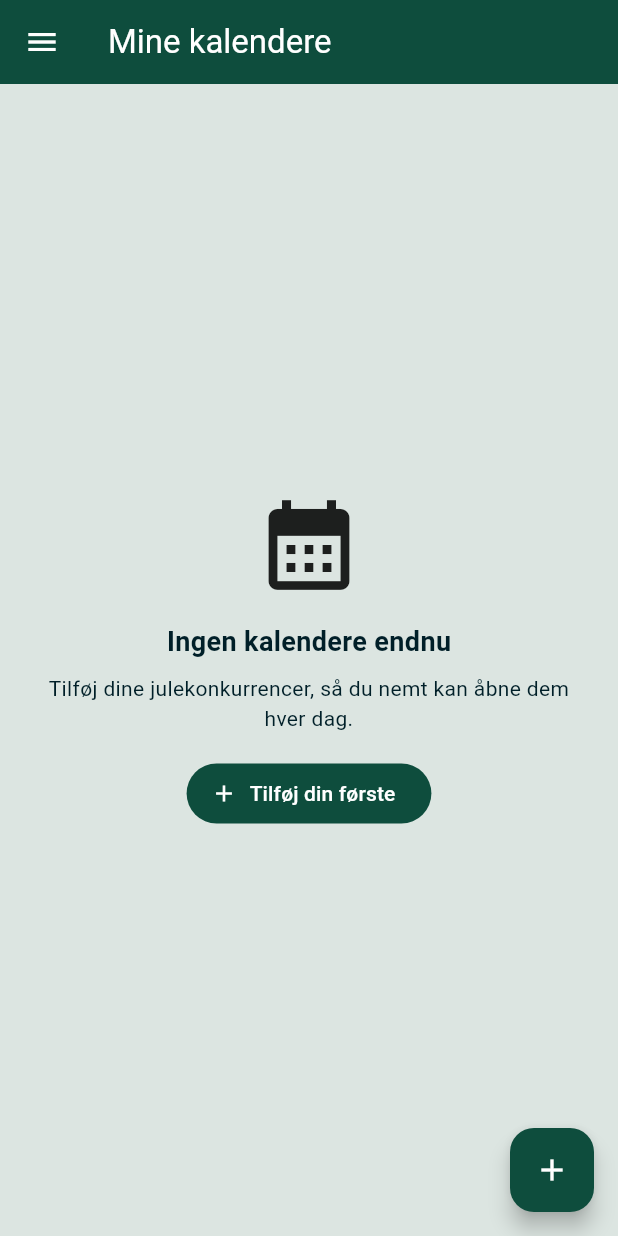
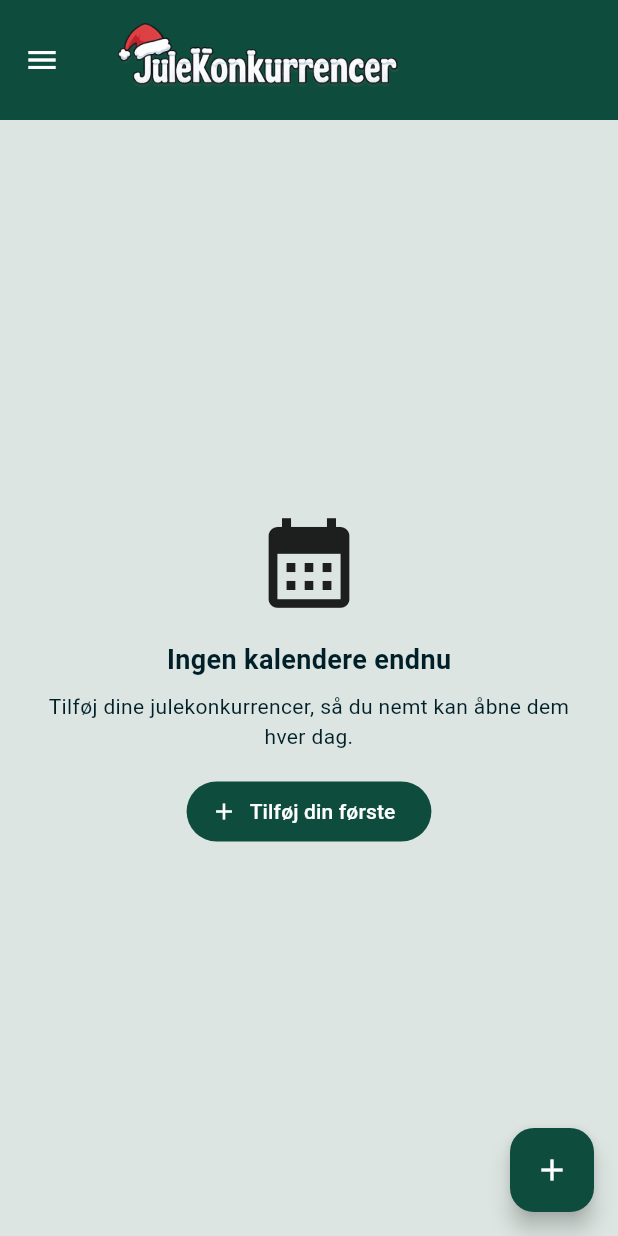
Before and after one commit to Jarkyman/julekonkurrencer, a Flutter app: the HomeScreen screen opened directly with empty values, on a phone screen of 412 x 824 dp. Run offline on Flutter 3.47's test engine with Material 3 defaults, Android fonts, the phone set to English and light mode, and no system bars; our stand-ins replace firebase_analytics, firebase_core, flutter_local_notifications, package_info_plus, permission_handler, shared_preferences and 1 more; missing offline and left inert: flutter_device_apps; accounts and stored records are empty; network calls fail.

Commit message:
feat: update home branding image

```diff
--- a/lib/screens/home_screen.dart
+++ b/lib/screens/home_screen.dart
@@ -305,7 +305,20 @@ class _HomeScreenState extends State<HomeScreen> {
         },
       ),
       appBar: AppBar(
-        title: const Text('Mine kalendere'),
+        toolbarHeight: 80,
+        title: LayoutBuilder(
+          builder: (context, constraints) {
+            const maxHeight = 80.0;
+            final dynamicHeight = (constraints.maxWidth * 0.9).clamp(
+              64.0,
+              maxHeight,
+            );
+            return Image.asset(
+              'assets/branding.png',
+              height: dynamicHeight,
+            );
+          },
+        ),
         leading: Builder(
           builder: (context) => IconButton(
             icon: const Icon(Icons.menu),
--- a/pubspec.yaml
+++ b/pubspec.yaml
@@ -73,6 +73,7 @@ flutter:
   # To add assets to your application, add an assets section, like this:
   assets:
     - assets/icon.png
+    - assets/branding.png
     - assets/predefined_calendars.json
 
 flutter_launcher_icons:
```
